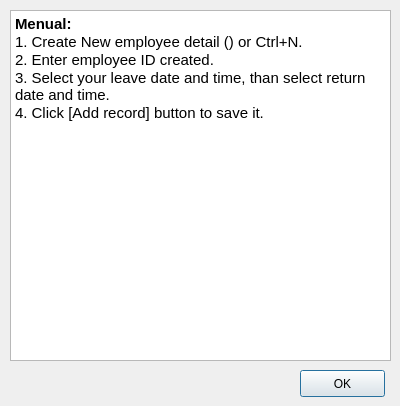
Above: howtouse.ui from Weemy96/slms before the change. Below: the same form after it.
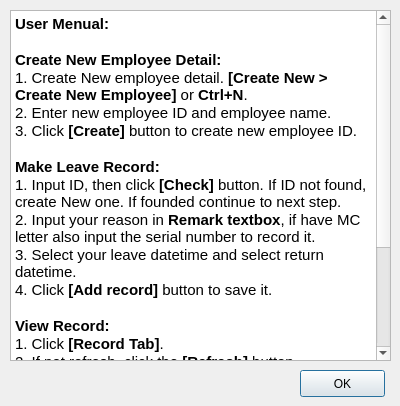
That is the form after the change.

Commit message: Edit user menual

Patch:
```diff
--- a/howtouse.ui
+++ b/howtouse.ui
@@ -27,11 +27,26 @@
 &lt;html&gt;&lt;head&gt;&lt;meta name=&quot;qrichtext&quot; content=&quot;1&quot; /&gt;&lt;style type=&quot;text/css&quot;&gt;
 p, li { white-space: pre-wrap; }
 &lt;/style&gt;&lt;/head&gt;&lt;body style=&quot; font-family:'SFNS Display'; font-size:11pt; font-weight:400; font-style:normal;&quot;&gt;
-&lt;p style=&quot; margin-top:0px; margin-bottom:0px; margin-left:0px; margin-right:0px; -qt-block-indent:0; text-indent:0px;&quot;&gt;&lt;span style=&quot; font-weight:600;&quot;&gt;Menual:&lt;/span&gt;&lt;/p&gt;
-&lt;p style=&quot; margin-top:0px; margin-bottom:0px; margin-left:0px; margin-right:0px; -qt-block-indent:0; text-indent:0px;&quot;&gt;1. Create New employee detail () or Ctrl+N.&lt;/p&gt;
-&lt;p style=&quot; margin-top:0px; margin-bottom:0px; margin-left:0px; margin-right:0px; -qt-block-indent:0; text-indent:0px;&quot;&gt;2. Enter employee ID created.&lt;/p&gt;
-&lt;p style=&quot; margin-top:0px; margin-bottom:0px; margin-left:0px; margin-right:0px; -qt-block-indent:0; text-indent:0px;&quot;&gt;3. Select your leave date and time, than select return date and time.&lt;/p&gt;
-&lt;p style=&quot; margin-top:0px; margin-bottom:0px; margin-left:0px; margin-right:0px; -qt-block-indent:0; text-indent:0px;&quot;&gt;4. Click [Add record] button to save it.&lt;/p&gt;&lt;/body&gt;&lt;/html&gt;</string>
+&lt;p style=&quot; margin-top:0px; margin-bottom:0px; margin-left:0px; margin-right:0px; -qt-block-indent:0; text-indent:0px;&quot;&gt;&lt;span style=&quot; font-weight:600;&quot;&gt;User Menual:&lt;/span&gt;&lt;/p&gt;
+&lt;p style=&quot;-qt-paragraph-type:empty; margin-top:0px; margin-bottom:0px; margin-left:0px; margin-right:0px; -qt-block-indent:0; text-indent:0px; font-weight:600;&quot;&gt;&lt;br /&gt;&lt;/p&gt;
+&lt;p style=&quot; margin-top:0px; margin-bottom:0px; margin-left:0px; margin-right:0px; -qt-block-indent:0; text-indent:0px;&quot;&gt;&lt;span style=&quot; font-weight:600;&quot;&gt;Create New Employee Detail:&lt;/span&gt;&lt;/p&gt;
+&lt;p style=&quot; margin-top:0px; margin-bottom:0px; margin-left:0px; margin-right:0px; -qt-block-indent:0; text-indent:0px;&quot;&gt;1. Create New employee detail. &lt;span style=&quot; font-weight:600;&quot;&gt;[Create New &amp;gt; Create New Employee]&lt;/span&gt; or &lt;span style=&quot; font-weight:600;&quot;&gt;Ctrl+N&lt;/span&gt;.&lt;/p&gt;
+&lt;p style=&quot; margin-top:0px; margin-bottom:0px; margin-left:0px; margin-right:0px; -qt-block-indent:0; text-indent:0px;&quot;&gt;2. Enter new employee ID and employee name.&lt;/p&gt;
+&lt;p style=&quot; margin-top:0px; margin-bottom:0px; margin-left:0px; margin-right:0px; -qt-block-indent:0; text-indent:0px;&quot;&gt;3. Click &lt;span style=&quot; font-weight:600;&quot;&gt;[Create] &lt;/span&gt;button to create new employee ID.&lt;/p&gt;
+&lt;p style=&quot;-qt-paragraph-type:empty; margin-top:0px; margin-bottom:0px; margin-left:0px; margin-right:0px; -qt-block-indent:0; text-indent:0px;&quot;&gt;&lt;br /&gt;&lt;/p&gt;
+&lt;p style=&quot; margin-top:0px; margin-bottom:0px; margin-left:0px; margin-right:0px; -qt-block-indent:0; text-indent:0px;&quot;&gt;&lt;span style=&quot; font-weight:600;&quot;&gt;Make Leave Record:&lt;/span&gt;&lt;/p&gt;
+&lt;p style=&quot; margin-top:0px; margin-bottom:0px; margin-left:0px; margin-right:0px; -qt-block-indent:0; text-indent:0px;&quot;&gt;1. Input ID, then click &lt;span style=&quot; font-weight:600;&quot;&gt;[Check] &lt;/span&gt;button. If ID not found, create New one. If founded continue to next step.&lt;/p&gt;
+&lt;p style=&quot; margin-top:0px; margin-bottom:0px; margin-left:0px; margin-right:0px; -qt-block-indent:0; text-indent:0px;&quot;&gt;2. Input your reason in &lt;span style=&quot; font-weight:600;&quot;&gt;Remark textbox&lt;/span&gt;, if have MC letter also input the serial number to record it.&lt;/p&gt;
+&lt;p style=&quot; margin-top:0px; margin-bottom:0px; margin-left:0px; margin-right:0px; -qt-block-indent:0; text-indent:0px;&quot;&gt;3. Select your leave datetime and select return datetime.&lt;/p&gt;
+&lt;p style=&quot; margin-top:0px; margin-bottom:0px; margin-left:0px; margin-right:0px; -qt-block-indent:0; text-indent:0px;&quot;&gt;4. Click &lt;span style=&quot; font-weight:600;&quot;&gt;[Add record]&lt;/span&gt; button to save it.&lt;/p&gt;
+&lt;p style=&quot;-qt-paragraph-type:empty; margin-top:0px; margin-bottom:0px; margin-left:0px; margin-right:0px; -qt-block-indent:0; text-indent:0px;&quot;&gt;&lt;br /&gt;&lt;/p&gt;
+&lt;p style=&quot; margin-top:0px; margin-bottom:0px; margin-left:0px; margin-right:0px; -qt-block-indent:0; text-indent:0px;&quot;&gt;&lt;span style=&quot; font-weight:600;&quot;&gt;View Record:&lt;/span&gt;&lt;/p&gt;
+&lt;p style=&quot; margin-top:0px; margin-bottom:0px; margin-left:0px; margin-right:0px; -qt-block-indent:0; text-indent:0px;&quot;&gt;1. Click &lt;span style=&quot; font-weight:600;&quot;&gt;[Record Tab]&lt;/span&gt;.&lt;/p&gt;
+&lt;p style=&quot; margin-top:0px; margin-bottom:0px; margin-left:0px; margin-right:0px; -qt-block-indent:0; text-indent:0px;&quot;&gt;2. If not refresh, click the &lt;span style=&quot; font-weight:600;&quot;&gt;[Refresh]&lt;/span&gt; button.&lt;/p&gt;
+&lt;p style=&quot; margin-top:0px; margin-bottom:0px; margin-left:0px; margin-right:0px; -qt-block-indent:0; text-indent:0px;&quot;&gt;3. Select row your need to view, if need more detail click &lt;span style=&quot; font-weight:600;&quot;&gt;[View]&lt;/span&gt; button.&lt;/p&gt;
+&lt;p style=&quot; margin-top:0px; margin-bottom:0px; margin-left:0px; margin-right:0px; -qt-block-indent:0; text-indent:0px;&quot;&gt;4. If your need to edit, select the row your want to edit, than click &lt;span style=&quot; font-weight:600;&quot;&gt;[Edit]&lt;/span&gt; button to edit.&lt;/p&gt;
+&lt;p style=&quot; margin-top:0px; margin-bottom:0px; margin-left:0px; margin-right:0px; -qt-block-indent:0; text-indent:0px;&quot;&gt;5. If your need to delete the record, just select the row your want to delete, than click &lt;span style=&quot; font-weight:600;&quot;&gt;[Delete]&lt;/span&gt; button to delete record.&lt;/p&gt;
+&lt;p style=&quot;-qt-paragraph-type:empty; margin-top:0px; margin-bottom:0px; margin-left:0px; margin-right:0px; -qt-block-indent:0; text-indent:0px;&quot;&gt;&lt;br /&gt;&lt;/p&gt;&lt;/body&gt;&lt;/html&gt;</string>
    </property>
   </widget>
   <widget class="QPushButton" name="btn_ok">
```
The commit also changes 2 other files.
